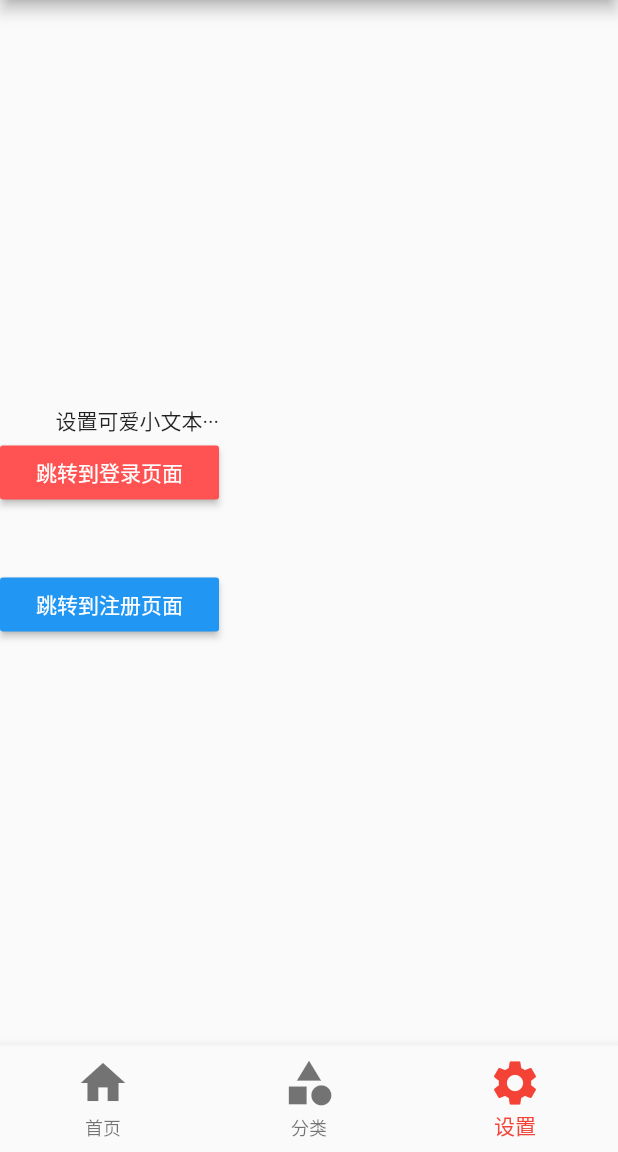
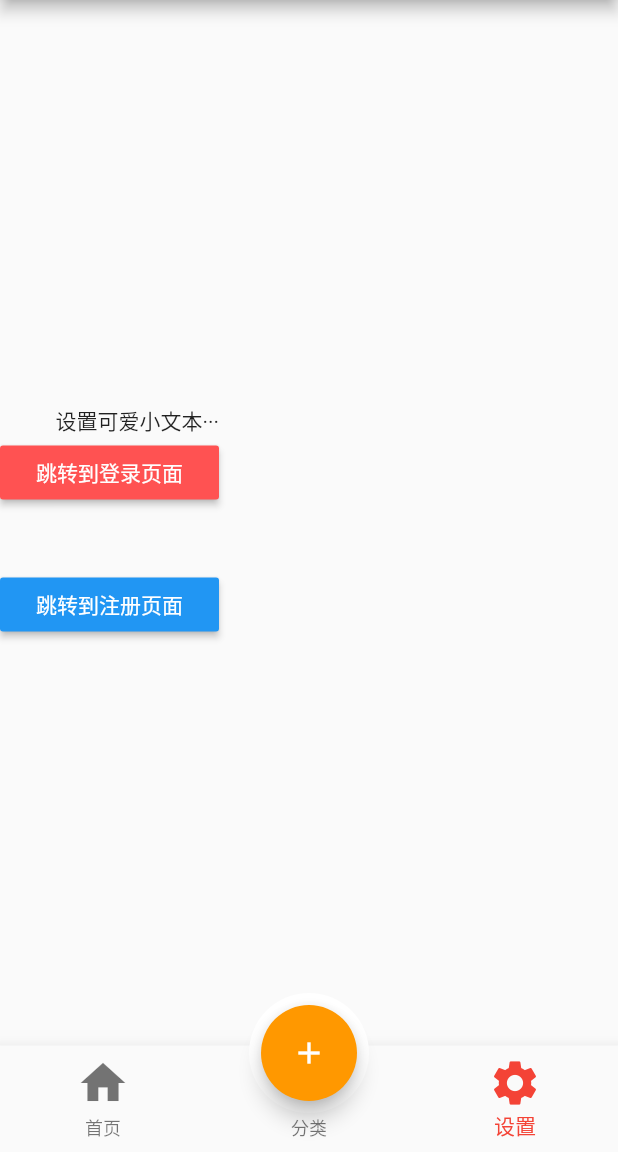
Before and after one commit to sss2323/Flutter-Demo-2020, a Flutter app: the Tabs screen opened directly, on a phone screen of 412 x 824 dp, the part 84-1236 px from its top. Run offline on Flutter 3.47's test engine with Material 2 defaults, Android fonts, the phone set to English and light mode, and no system bars.

Commit message:
floatingactionbutton实现类似闲app底部凸起效果

```diff
--- a/my_shiapp/lib/pages/Tabs.dart
+++ b/my_shiapp/lib/pages/Tabs.dart
@@ -26,6 +26,28 @@ class _TabsState extends State<Tabs> {
   Widget build(BuildContext context) {
     return Scaffold(
       appBar: AppBar(title: Text(' 粉色小星球hi')),
+      floatingActionButton: Container(
+        height: 80,
+        width: 80,
+        padding: EdgeInsets.all(8),
+        margin: EdgeInsets.only(top: 10),
+        decoration: BoxDecoration(
+          borderRadius: BorderRadius.circular(40),
+          color: Colors.white,
+        ),
+        child: FloatingActionButton(
+          //浮动按钮
+          child: Icon(Icons.add),
+          onPressed: () {
+            print('floatingactionbutton tabs');
+            setState(() {
+              this._currentIndex = 1;
+            });
+          },
+          backgroundColor: this._currentIndex == 1 ? Colors.red : Colors.orange,
+        ),
+      ),
+      floatingActionButtonLocation: FloatingActionButtonLocation.centerDocked,
       body: this._pageList[this._currentIndex], //配置对应索引值选中
       bottomNavigationBar: BottomNavigationBar(
         currentIndex: this._currentIndex,
@@ -37,14 +59,18 @@ class _TabsState extends State<Tabs> {
         },
         iconSize: 36.0, //icon 的大小
         fixedColor: Colors.red, //选中的颜色
-        // type: BottomNavigationBarType.fixed, //配置底部tabs可以有多个按钮
+        type: BottomNavigationBarType.fixed, //配置底部tabs可以有多个按钮
         items: [
           // ignore: deprecated_member_use
           BottomNavigationBarItem(icon: Icon(Icons.home), title: Text('首页')),
+
+          // BottomNavigationBarItem(icon: Icon(Icons.message), title: Text('消息')),
           // ignore: deprecated_member_use
           BottomNavigationBarItem(
               icon: Icon(Icons.category), title: Text('分类')),
           // ignore: deprecated_member_use
+          // BottomNavigationBarItem(icon: Icon(Icons.share), title: Text('分享')),
+
           BottomNavigationBarItem(icon: Icon(Icons.settings), title: Text('设置'))
           // BottomNavigationBarItem(
           //     icon: Icon(Icons.settings), title: Text('设置')),
```
Also changed, not shown: my_shiapp/lib/pages/ButtonPage.dart (+13 -0 lines).
